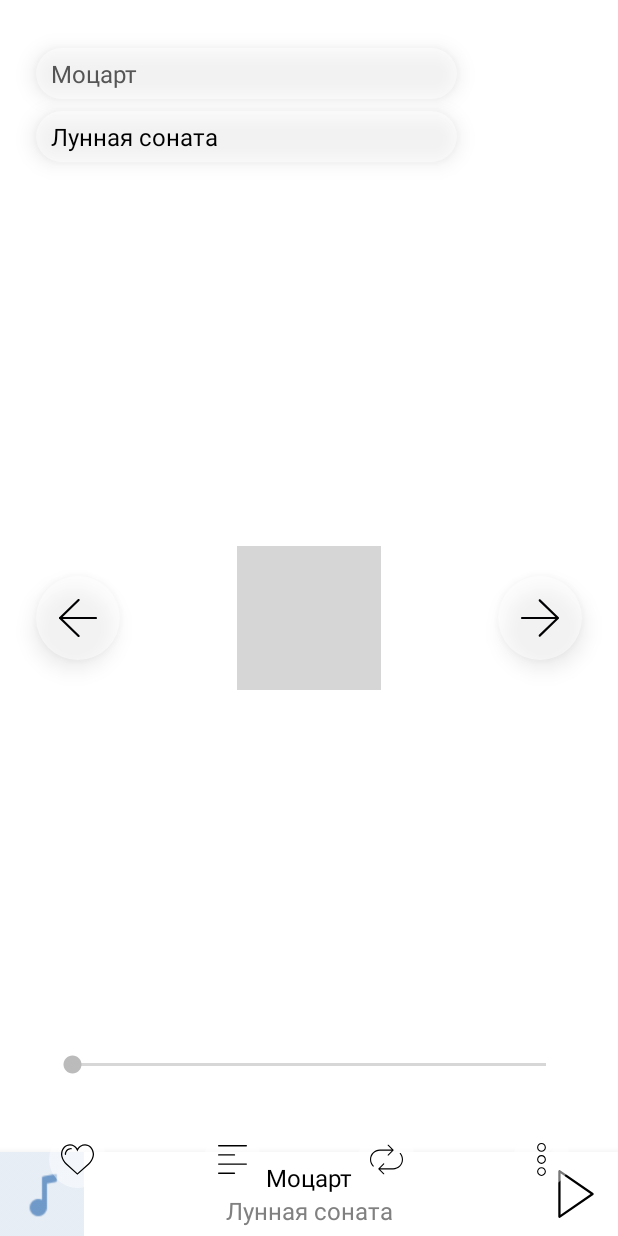
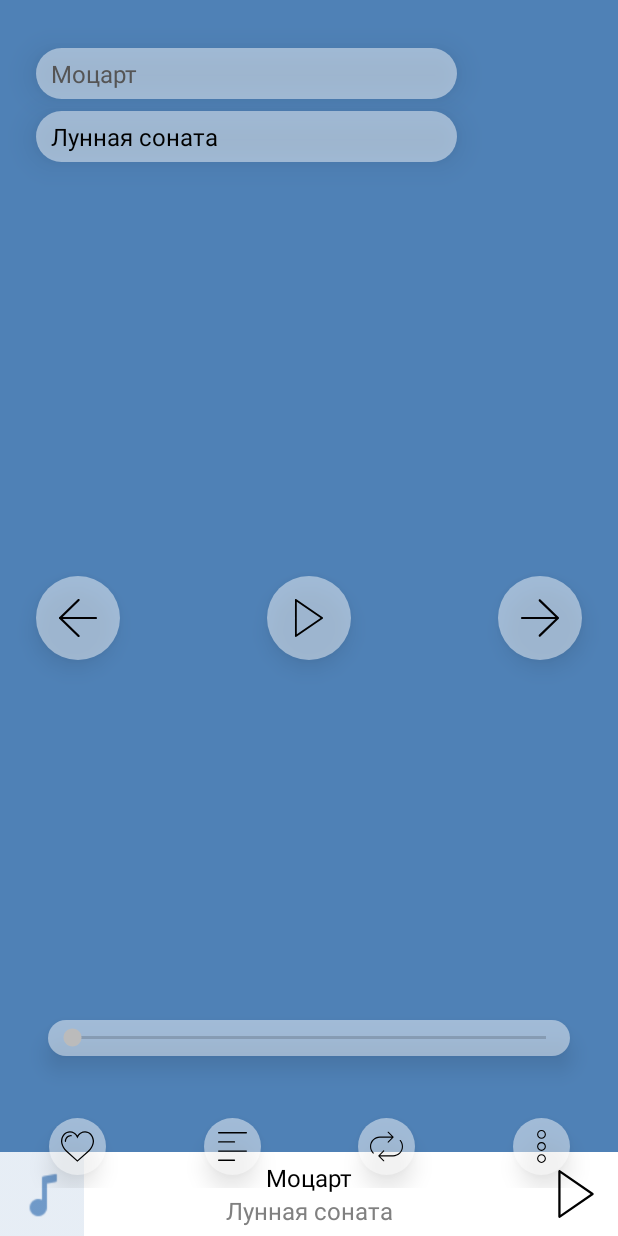
Before and after one commit to llltt/rxmusic, an Android app: the screen it shows after launch (MainActivity), on a phone screen of 412 x 824 dp. Run offline under Robolectric (Android 15) with nearby library versions, the phone set to English and light mode, and no system bars; our stand-ins replace Dagger/Hilt's generated code; libraries missing offline, so code that uses them is left out: com.arellomobile.mvp, com.bluelinelabs.conductor, com.facebook.stetho, com.kennyc.bottomsheet, com.sothree.slidinguppanel and 1 more; plain views replace SlidingUpPanelLayout; pictures from the network do not load; 10 statements that could not run were skipped; grey boxes are pictures that could not be loaded.

Commit message:
Added MediaPlayerRepository & refactored dagger

```diff
--- a/app/src/main/java/rx/music/business/audio/AudioInteractor.kt
+++ b/app/src/main/java/rx/music/business/audio/AudioInteractor.kt
@@ -11,7 +11,6 @@ interface AudioInteractor {
     fun getAudio(ownerId: String?,
                  count: String,
                  offset: String): Single<BaseResponse<AudioResponse>>
-
     fun handleAudio(audio: Audio): Single<Audio>
     val isNotAuthorized: Boolean
 }
--- a/app/src/main/java/rx/music/data/network/models/CustomSearch.kt
+++ b/app/src/main/java/rx/music/data/network/models/CustomSearch.kt
@@ -2,7 +2,6 @@ package rx.music.data.network.models
 
 /** Created by Maksim Sukhotski on 5/3/2017. */
 
-class CustomSearch(val items: MutableList<Picture>)
+class CustomSearch(val items: MutableList<Picture>?, val error: GoogleError?)
 
-class Picture(val link: String,
-              val thumbnailLink: String)
+class Picture(val link: String)
--- /dev/null
+++ b/app/src/main/java/rx/music/data/network/models/GoogleError.kt
@@ -0,0 +1,4 @@
+package rx.music.data.network.models
+
+/** Created by Maksim Sukhotski on 5/2/2017. */
+class GoogleError(val code: Int)
--- a/app/src/main/java/rx/music/data/repositories/google/GoogleRepositoryImpl.kt
+++ b/app/src/main/java/rx/music/data/repositories/google/GoogleRepositoryImpl.kt
@@ -20,6 +20,7 @@ class GoogleRepositoryImpl : GoogleRepository {
     }
 
     override fun getPicture(q: String, num: Int, imgSize: String): Single<CustomSearch> {
-        return googleApi.getPicture(GOOGLE_API, q, num, imgSize, SEARCH_TYPE, GOOGLE_KEY, GOOGLE_CX)
+        return googleApi.getPicture(GOOGLE_API, q + " album cover", num, imgSize, SEARCH_TYPE,
+                GOOGLE_KEY, GOOGLE_CX)
     }
 }
--- /dev/null
+++ b/app/src/main/java/rx/music/data/repositories/mediaplayer/MediaPlayerRepository.kt
@@ -0,0 +1,9 @@
+package rx.music.data.repositories.mediaplayer
+
+import io.reactivex.Completable
+import rx.music.data.network.models.Audio
+
+/** Created by Maksim Sukhotski on 5/5/2017. */
+interface MediaPlayerRepository {
+    fun play(audio: Audio): Completable
+}
--- a/app/src/main/java/rx/music/di/components/AppComponent.kt
+++ b/app/src/main/java/rx/music/di/components/AppComponent.kt
@@ -1,6 +1,7 @@
 package rx.music.di.components
 
 import dagger.Component
+import rx.music.data.repositories.mediaplayer.MediaPlayerRepositoryImpl
 import rx.music.di.modules.AppModule
 import rx.music.di.modules.AuthModule
 import rx.music.di.modules.UserModule
@@ -13,4 +14,6 @@ import javax.inject.Singleton
     fun plus(userModule: UserModule): UserComponent
     fun plus(authModule: AuthModule): AuthComponent
     fun inject(mainPresenter: MainPresenter)
+    //    fun inject(audioInteractorImpl: AudioInteractorImpl)
+    fun inject(mediaPlayerRepositoryImpl: MediaPlayerRepositoryImpl)
 }
--- a/app/src/main/java/rx/music/di/components/UserComponent.kt
+++ b/app/src/main/java/rx/music/di/components/UserComponent.kt
@@ -9,7 +9,7 @@ import rx.music.di.scopes.UserScope
 import rx.music.ui.audio.AudioPresenter
 import rx.music.ui.player.PlayerPresenter
 import rx.music.ui.popular.PopularPresenter
-import rx.music.ui.popular.RoomPresenter
+import rx.music.ui.room.RoomPresenter
 
 /** Created by Maksim Sukhotski on 4/7/2017. */
 @Subcomponent(modules = arrayOf(UserModule::class))
@@ -17,8 +17,9 @@ import rx.music.ui.popular.RoomPresenter
     fun inject(audioController: AudioPresenter)
     fun inject(popularPresenter: PopularPresenter)
     fun inject(roomPresenter: RoomPresenter)
-    fun inject(audioInteractorImpl: AudioInteractorImpl)
+    //    fun inject(audioInteractorImpl: AudioInteractorImpl)
     fun inject(audioRepositoryImpl: AudioRepositoryImpl)
     fun inject(playerPresenter: PlayerPresenter)
     fun inject(googleRepositoryImpl: GoogleRepositoryImpl)
+    fun inject(audioInteractorImpl: AudioInteractorImpl)
 }
--- a/app/src/main/java/rx/music/ui/audio/AudioController.kt
+++ b/app/src/main/java/rx/music/ui/audio/AudioController.kt
@@ -53,6 +53,7 @@ class AudioController : MoxyController(), AudioView {
     override fun showPlayer(audio: Audio) {
         (activity as MainActivity).mainPresenter.updatePlayer(audio)
     }
+
     override fun showAuthController() {
         router.setRoot(RouterTransaction.with(AuthController())
                 .pushChangeHandler(HorizontalChangeHandler())
--- a/app/src/main/java/rx/music/ui/audio/AudioPresenter.kt
+++ b/app/src/main/java/rx/music/ui/audio/AudioPresenter.kt
@@ -41,7 +41,9 @@ class AudioPresenter : MvpPresenter<AudioView>() {
         audioInteractor.handleAudio(audio)
                 .subscribeOn(Schedulers.io())
                 .observeOn(AndroidSchedulers.mainThread())
-                .subscribe({ t -> viewState.showPlayer(t) })
+                .doOnSubscribe { viewState.showPlayer(audio) }
+                .subscribe({ handled -> viewState.showPlayer(handled) },
+                        { error -> })
     }
 
 }
--- a/app/src/main/java/rx/music/ui/base/MainView.kt
+++ b/app/src/main/java/rx/music/ui/base/MainView.kt
@@ -1,5 +1,6 @@
 package rx.music.ui.base
 
+import android.media.MediaPlayer
 import android.view.View
 import com.arellomobile.mvp.MvpView
 import com.arellomobile.mvp.viewstate.strategy.AddToEndSingleStrategy
@@ -14,4 +15,5 @@ interface MainView : MvpView {
     fun showAuthController()
     fun showPlayer(audio: Audio)
     fun showAlpha(view: View?)
+    fun showSeekBar(mp: MediaPlayer)
 }
--- a/app/src/main/java/rx/music/ui/room/RoomController.kt
+++ b/app/src/main/java/rx/music/ui/room/RoomController.kt
@@ -6,6 +6,7 @@ import android.view.ViewGroup
 import com.arellomobile.mvp.presenter.InjectPresenter
 import rx.music.R
 import rx.music.ui.base.MoxyController
+import rx.music.ui.room.RoomPresenter
 
 /** Created by Maksim Sukhotski on 5/1/2017. */
 class RoomController : MoxyController(), RoomView {
--- a/app/src/main/res/layout/controller_player.xml
+++ b/app/src/main/res/layout/controller_player.xml
@@ -7,15 +7,15 @@
 
     <ImageView
         android:id="@+id/playerImageView"
-        android:layout_width="wrap_content"
-        android:layout_height="wrap_content"
+        android:layout_width="0dp"
+        android:layout_height="0dp"
+        android:background="@color/colorPrimary"
         android:clickable="true"
         android:scaleType="centerCrop"
         app:layout_constraintBottom_toBottomOf="parent"
         app:layout_constraintLeft_toLeftOf="parent"
         app:layout_constraintRight_toRightOf="parent"
-        app:layout_constraintTop_toTopOf="parent"
-        app:srcCompat="@drawable/cover" />
+        app:layout_constraintTop_toTopOf="parent" />
 
     <include
         android:id="@+id/playerPreviewInclude"
@@ -70,7 +70,7 @@
         android:layout_marginRight="0dp"
         android:layout_marginTop="32dp"
         android:background="@drawable/rect_more_white"
-        android:elevation="8dp"
+        android:elevation="12dp"
         android:paddingBottom="6dp"
         android:paddingEnd="10dp"
         android:paddingLeft="10dp"
@@ -94,7 +94,7 @@
         android:layout_marginRight="0dp"
         android:layout_marginTop="8dp"
         android:background="@drawable/rect_more_white"
-        android:elevation="8dp"
+        android:elevation="12dp"
         android:maxLines="2"
         android:paddingBottom="6dp"
         android:paddingEnd="10dp"
@@ -118,6 +118,7 @@
         android:layout_marginRight="32dp"
         android:background="@drawable/rect_more_white"
         android:clickable="true"
+        android:elevation="8dp"
         android:foreground="?android:selectableItemBackgroundBorderless"
         app:layout_constraintBottom_toTopOf="@+id/playerButtonsInclude"
         app:layout_constraintHorizontal_bias="0.0"
@@ -129,7 +130,7 @@
         android:id="@+id/playerButtonsInclude"
         layout="@layout/part_player_buttons"
         android:layout_width="0dp"
-        android:layout_height="wrap_content"
+        android:layout_height="56dp"
         android:layout_marginBottom="32dp"
         android:layout_marginLeft="0dp"
         android:layout_marginRight="0dp"
--- a/app/src/main/res/layout/part_player_buttons.xml
+++ b/app/src/main/res/layout/part_player_buttons.xml
@@ -13,6 +13,7 @@
         style="@style/ImageControl"
         android:layout_width="38dp"
         android:layout_height="38dp"
+        android:elevation="8dp"
         android:padding="8dp"
         app:layout_constraintBottom_toBottomOf="parent"
         app:layout_constraintLeft_toLeftOf="parent"
@@ -25,6 +26,7 @@
         style="@style/ImageControl"
         android:layout_width="38dp"
         android:layout_height="38dp"
+        android:elevation="8dp"
         android:padding="9dp"
         app:layout_constraintBottom_toBottomOf="parent"
         app:layout_constraintLeft_toLeftOf="@+id/guideline2"
@@ -37,6 +39,7 @@
         style="@style/ImageControl"
         android:layout_width="38dp"
         android:layout_height="38dp"
+        android:elevation="8dp"
         android:padding="8dp"
         app:layout_constraintBottom_toBottomOf="parent"
         app:layout_constraintLeft_toLeftOf="@+id/guideline"
@@ -49,6 +52,7 @@
         style="@style/ImageControl"
         android:layout_width="38dp"
         android:layout_height="38dp"
+        android:elevation="8dp"
         android:padding="8dp"
         app:layout_constraintBottom_toBottomOf="parent"
         app:layout_constraintLeft_toLeftOf="@+id/guideline3"
```
Also changed, not shown: app/src/main/java/rx/music/business/audio/AudioInteractorImpl.kt (+7 -22 lines), app/src/main/java/rx/music/data/repositories/mediaplayer/MediaPlayerRepositoryImpl.kt (added, +43 -0 lines), app/src/main/java/rx/music/di/modules/AppModule.kt (+12 -0 lines), app/src/main/java/rx/music/ui/base/MainActivity.kt (+10 -4 lines), app/src/main/java/rx/music/ui/base/MainPresenter.kt (+10 -1 lines), app/src/main/java/rx/music/ui/room/RoomPresenter.kt (+2 -6 lines), app/src/main/res/drawable/cover1.jpg (added).
